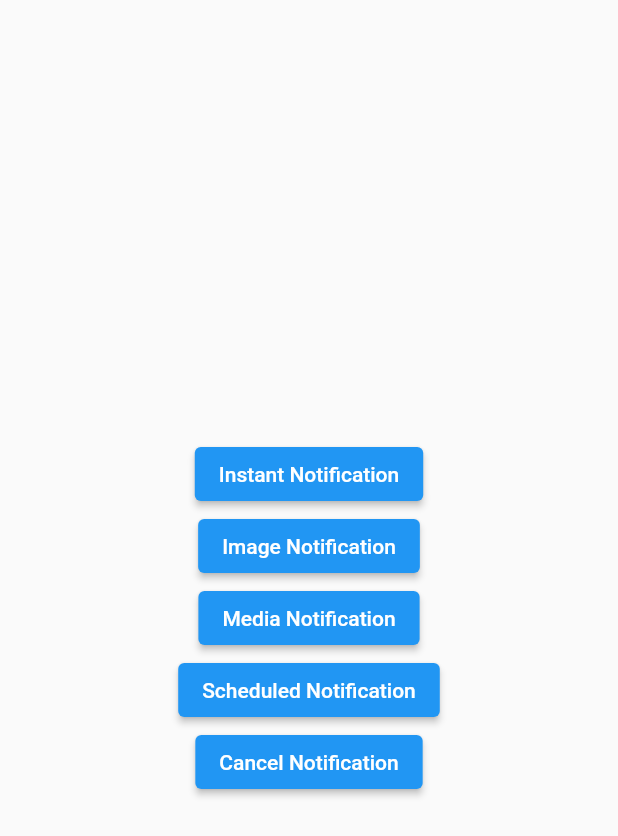
After one commit to ariscybertech/aris_map, a Flutter app: the HomePage screen opened directly, after a tap on "Scheduled Notification", on a phone screen of 412 x 824 dp. The commit adds this screen. Shown: the top 836 px of the screen. Run offline on Flutter 3.47's test engine with Material 2 defaults, Android fonts, the phone set to English and light mode, and no system bars; our stand-ins replace flutter_local_notifications, geolocator, google_maps_flutter.

Commit message:
version 1.0.0+6

```diff
--- a/analysis_options.yaml
+++ b/analysis_options.yaml
@@ -7,7 +7,6 @@
 
 # The following line activates a set of recommended lints for Flutter apps,
 # packages, and plugins designed to encourage good coding practices.
-include: package:flutter_lints/flutter.yaml
 
 linter:
   # The lint rules applied to this project can be customized in the
--- a/lib/aris/blocs/application_bloc.dart
+++ b/lib/aris/blocs/application_bloc.dart
@@ -89,8 +89,6 @@ class ApplicationBloc with ChangeNotifier {
     }
   }
 
-
-
 @override
 void dispose() {
   selectedLocation.close();
--- /dev/null
+++ b/lib/aris/notifications/notification.dart
@@ -0,0 +1,108 @@
+import 'package:flutter/cupertino.dart';
+import 'package:flutter/material.dart';
+import 'package:flutter_local_notifications/flutter_local_notifications.dart';
+
+class NotificationService extends ChangeNotifier {
+  final FlutterLocalNotificationsPlugin _flutterLocalNotificationsPlugin =
+      FlutterLocalNotificationsPlugin();
+
+  //initilize
+
+  Future initialize() async {
+    FlutterLocalNotificationsPlugin flutterLocalNotificationsPlugin =
+        FlutterLocalNotificationsPlugin();
+
+    AndroidInitializationSettings androidInitializationSettings =
+        AndroidInitializationSettings("@mipmap/ic_launcher");
+
+    IOSInitializationSettings iosInitializationSettings =
+        IOSInitializationSettings();
+
+    final InitializationSettings initializationSettings =
+        InitializationSettings(
+            android: androidInitializationSettings,
+            iOS: iosInitializationSettings);
+
+    await flutterLocalNotificationsPlugin.initialize(initializationSettings);
+  }
+
+  //Instant Notifications
+  Future instantNofitication() async {
+    var android = AndroidNotificationDetails("id", "channel", "description");
+
+    var ios = IOSNotificationDetails();
+
+    var platform = new NotificationDetails(android: android, iOS: ios);
+
+    await _flutterLocalNotificationsPlugin.show(
+        0, "Demo instant notification", "Tap to do something", platform,
+        payload: "Welcome to demo app");
+  }
+
+  //Image notification
+  Future imageNotification() async {
+    var bigPicture = BigPictureStyleInformation(
+        DrawableResourceAndroidBitmap("@mipmap/ic_launcher"),
+        largeIcon: DrawableResourceAndroidBitmap("@mipmap/ic_launcher"),
+        contentTitle: "Demo image notification",
+        summaryText: "This is some text",
+        htmlFormatContent: true,
+        htmlFormatContentTitle: true);
+
+    var android = AndroidNotificationDetails("id", "channel", "description",
+        styleInformation: bigPicture);
+
+    var platform = new NotificationDetails(android: android);
+
+    await _flutterLocalNotificationsPlugin.show(
+        0, "Demo Image notification", "Tap to do something", platform,
+        payload: "Welcome to demo app");
+  }
+
+  //Stylish Notification
+  Future stylishNotification() async {
+    var android = AndroidNotificationDetails("id", "channel", "description",
+        color: Colors.deepOrange,
+        enableLights: true,
+        enableVibration: true,
+        largeIcon: DrawableResourceAndroidBitmap("@mipmap/ic_launcher"),
+        styleInformation: MediaStyleInformation(
+            htmlFormatContent: true, htmlFormatTitle: true));
+
+    var platform = new NotificationDetails(android: android);
+
+    await _flutterLocalNotificationsPlugin.show(
+        0, "Demo Stylish notification", "Tap to do something", platform);
+  }
+
+  //Sheduled Notification
+
+  Future sheduledNotification() async {
+    var interval = RepeatInterval.everyMinute;
+    var bigPicture = BigPictureStyleInformation(
+        DrawableResourceAndroidBitmap("@mipmap/ic_launcher"),
+        largeIcon: DrawableResourceAndroidBitmap("@mipmap/ic_launcher"),
+        contentTitle: "Demo image notification",
+        summaryText: "This is some text",
+        htmlFormatContent: true,
+        htmlFormatContentTitle: true);
+
+    var android = AndroidNotificationDetails("id", "channel", "description",
+        styleInformation: bigPicture);
+
+    var platform = new NotificationDetails(android: android);
+
+    await _flutterLocalNotificationsPlugin.periodicallyShow(
+        0,
+        "Demo Sheduled notification",
+        "Tap to do something",
+        interval,
+        platform);
+  }
+
+  //Cancel notification
+
+  Future cancelNotification() async {
+    await _flutterLocalNotificationsPlugin.cancelAll();
+  }
+}
--- /dev/null
+++ b/lib/aris/widgets/notification_widget.dart
@@ -0,0 +1,43 @@
+import 'package:aris_map/aris/notifications/notification.dart';
+import 'package:flutter/material.dart';
+import 'package:provider/provider.dart';
+
+class HomePage extends StatefulWidget {
+  @override
+  _HomePageState createState() => _HomePageState();
+}
+
+class _HomePageState extends State<HomePage> {
+  @override
+  void initState() {
+    Provider.of<NotificationService>(context, listen: false).initialize();
+    super.initState();
+  }
+
+  @override
+  Widget build(BuildContext context) {
+    return Scaffold(
+        body: Container(
+            child: Center(
+                child: Consumer<NotificationService>(
+      builder: (context, model, _) =>
+          Column(mainAxisAlignment: MainAxisAlignment.center, children: [
+        ElevatedButton(
+            onPressed: () => model.instantNofitication(),
+            child: Text('Instant Notification')),
+        ElevatedButton(
+            onPressed: () => model.imageNotification(),
+            child: Text('Image Notification')),
+        ElevatedButton(
+            onPressed: () => model.stylishNotification(),
+            child: Text('Media Notification')),
+        ElevatedButton(
+            onPressed: () => model.sheduledNotification(),
+            child: Text('Scheduled Notification')),
+        ElevatedButton(
+            onPressed: () => model.cancelNotification(),
+            child: Text('Cancel Notification')),
+      ]),
+    ))));
+  }
+}
```
Also changed, not shown: lib/aris/screens/home_screen.dart (+19 -18 lines), lib/main.dart (+16 -3 lines), pubspec.yaml (+5 -2 lines), pubspec.lock, 2 other files.
